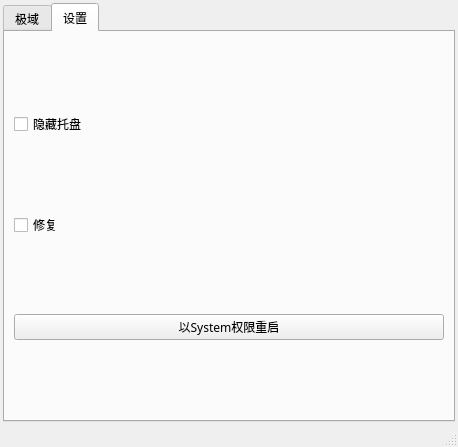
The window that NTD.ui (LYXOfficial/NoTopDomain) describes before a commit, drawn with Qt 5.
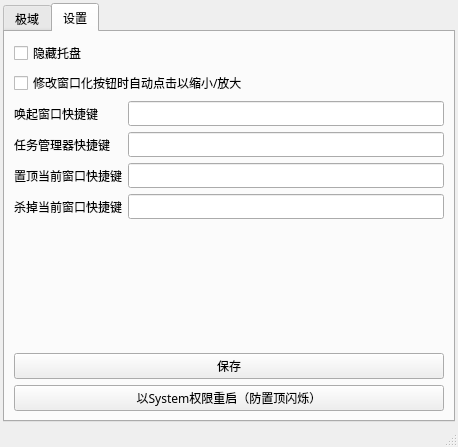
The same window after the commit. The open tabs and pages were chosen to show the change.

What changed in the file:
```diff
--- a/NTD.ui
+++ b/NTD.ui
@@ -47,16 +47,16 @@
        </attribute>
        <layout class="QGridLayout" name="gridLayout_4">
         <property name="leftMargin">
-         <number>3</number>
+         <number>5</number>
         </property>
         <property name="topMargin">
-         <number>3</number>
+         <number>5</number>
         </property>
         <property name="rightMargin">
-         <number>3</number>
+         <number>5</number>
         </property>
         <property name="bottomMargin">
-         <number>3</number>
+         <number>5</number>
         </property>
         <item row="0" column="0">
          <widget class="QLabel" name="StudentRunning">
@@ -80,12 +80,12 @@
           <layout class="QGridLayout" name="gridLayout_2">
            <item row="0" column="2">
             <widget class="QPushButton" name="KillCurrent">
-             <property name="text">
-              <string>杀掉进程↓</string>
-             </property>
              <property name="enabled">
               <bool>false</bool>
              </property>
+             <property name="text">
+              <string>杀掉进程↓</string>
+             </property>
             </widget>
            </item>
            <item row="1" column="0">
@@ -97,10 +97,9 @@
            </item>
            <item row="1" column="2">
             <widget class="QLineEdit" name="KillSome">
-            <property name="placeholderText">
-            <string>*.exe/进程PID</string>
-            </property>
-            
+             <property name="placeholderText">
+              <string>*.exe/进程PID</string>
+             </property>
             </widget>
            </item>
            <item row="0" column="7" colspan="6">
@@ -243,24 +242,88 @@
         <string>设置</string>
        </attribute>
        <layout class="QGridLayout" name="gridLayout_6">
-        <item row="0" column="0">
-         <widget class="QCheckBox" name="checkBox">
-          <property name="text">
-           <string>隐藏托盘</string>
-          </property>
-         </widget>
-        </item>
         <item row="1" column="0">
          <widget class="QCheckBox" name="checkBox_2">
           <property name="text">
-           <string>修复</string>
+           <string>修改窗口化按钮时自动点击以缩小/放大</string>
           </property>
          </widget>
         </item>
-        <item row="2" column="0">
+        <item row="0" column="0">
+         <widget class="QCheckBox" name="checkBox">
+          <property name="text">
+           <string>隐藏托盘</string>
+          </property>
+         </widget>
+        </item>
+        <item row="3" column="0">
+         <layout class="QFormLayout" name="formLayout">
+          <item row="0" column="0">
+           <widget class="QLabel" name="label">
+            <property name="text">
+             <string>唤起窗口快捷键</string>
+            </property>
+           </widget>
+          </item>
+          <item row="0" column="1">
+           <widget class="QLineEdit" name="showWindowHostKey"/>
+          </item>
+          <item row="1" column="0">
+           <widget class="QLabel" name="label_2">
+            <property name="text">
+             <string>任务管理器快捷键</string>
+            </property>
+           </widget>
+          </item>
+          <item row="1" column="1">
+           <widget class="QLineEdit" name="TSKHotKey"/>
+          </item>
+          <item row="2" column="0">
+           <widget class="QLabel" name="label_3">
+            <property name="text">
+             <string>置顶当前窗口快捷键</string>
+            </property>
+           </widget>
+          </item>
+          <item row="2" column="1">
+           <widget class="QLineEdit" name="topFocusHotKey"/>
+          </item>
+          <item row="3" column="0">
+           <widget class="QLabel" name="label_4">
+            <property name="text">
+             <string>杀掉当前窗口快捷键</string>
+            </property>
+           </widget>
+          </item>
+          <item row="3" column="1">
+           <widget class="QLineEdit" name="killFocusHotKey"/>
+          </item>
+         </layout>
+        </item>
+        <item row="5" column="0">
+         <spacer name="verticalSpacer">
+          <property name="orientation">
+           <enum>Qt::Vertical</enum>
+          </property>
+          <property name="sizeHint" stdset="0">
+           <size>
+            <width>20</width>
+            <height>40</height>
+           </size>
+          </property>
+         </spacer>
+        </item>
+        <item row="8" column="0">
          <widget class="QPushButton" name="pushButton">
           <property name="text">
-           <string>以System权限重启</string>
+           <string>以System权限重启（防置顶闪烁）</string>
+          </property>
+         </widget>
+        </item>
+        <item row="6" column="0">
+         <widget class="QPushButton" name="pushButton_2">
+          <property name="text">
+           <string>保存</string>
           </property>
          </widget>
         </item>
```
